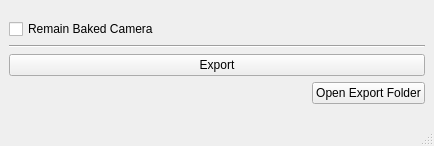
Qt form pycode/ExportCameraAbc/gui.ui (yocineman/ND_AssetExporter) before a commit.
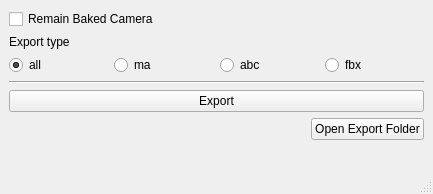
The same form after that commit.

Commit message: exporter, cam_export確認

Diff of the .ui file:
```diff
--- a/pycode/ExportCameraAbc/gui.ui
+++ b/pycode/ExportCameraAbc/gui.ui
@@ -6,8 +6,8 @@
    <rect>
     <x>0</x>
     <y>0</y>
-    <width>434</width>
-    <height>146</height>
+    <width>433</width>
+    <height>194</height>
    </rect>
   </property>
   <property name="windowTitle">
@@ -17,7 +17,21 @@
    <layout class="QVBoxLayout" name="verticalLayout">
     <item>
      <layout class="QGridLayout" name="gridLayout">
-      <item row="3" column="0">
+      <item row="5" column="0">
+       <widget class="QPushButton" name="export_btn">
+        <property name="text">
+         <string>Export</string>
+        </property>
+       </widget>
+      </item>
+      <item row="0" column="0">
+       <widget class="QCheckBox" name="ramain_cam_chk">
+        <property name="text">
+         <string>Remain Baked Camera</string>
+        </property>
+       </widget>
+      </item>
+      <item row="6" column="0">
        <layout class="QHBoxLayout" name="horizontalLayout">
         <item>
          <spacer name="horizontalSpacer">
@@ -41,27 +55,80 @@
         </item>
        </layout>
       </item>
-      <item row="1" column="0">
+      <item row="7" column="0">
+       <spacer name="verticalSpacer">
+        <property name="orientation">
+         <enum>Qt::Vertical</enum>
+        </property>
+        <property name="sizeHint" stdset="0">
+         <size>
+          <width>20</width>
+          <height>40</height>
+         </size>
+        </property>
+       </spacer>
+      </item>
+      <item row="3" column="0">
+       <layout class="QHBoxLayout" name="horizontalLayout_2">
+        <item>
+         <widget class="QRadioButton" name="all_exp_type_radio">
+          <property name="text">
+           <string>all</string>
+          </property>
+          <property name="checked">
+           <bool>true</bool>
+          </property>
+          <attribute name="buttonGroup">
+           <string notr="true">ext_group</string>
+          </attribute>
+         </widget>
+        </item>
+        <item>
+         <widget class="QRadioButton" name="ma_exp_type_radio">
+          <property name="text">
+           <string>ma</string>
+          </property>
+          <attribute name="buttonGroup">
+           <string notr="true">ext_group</string>
+          </attribute>
+         </widget>
+        </item>
+        <item>
+         <widget class="QRadioButton" name="abc_exp_type_radio">
+          <property name="text">
+           <string>abc</string>
+          </property>
+          <attribute name="buttonGroup">
+           <string notr="true">ext_group</string>
+          </attribute>
+         </widget>
+        </item>
+        <item>
+         <widget class="QRadioButton" name="fbx_exp_type_radio">
+          <property name="text">
+           <string>fbx</string>
+          </property>
+          <attribute name="buttonGroup">
+           <string notr="true">ext_group</string>
+          </attribute>
+         </widget>
+        </item>
+       </layout>
+      </item>
+      <item row="2" column="0">
+       <widget class="QLabel" name="label">
+        <property name="text">
+         <string>Export type</string>
+        </property>
+       </widget>
+      </item>
+      <item row="4" column="0">
        <widget class="Line" name="line">
         <property name="orientation">
          <enum>Qt::Horizontal</enum>
         </property>
        </widget>
       </item>
-      <item row="0" column="0">
-       <widget class="QCheckBox" name="ramain_cam_chk">
-        <property name="text">
-         <string>Remain Baked Camera</string>
-        </property>
-       </widget>
-      </item>
-      <item row="2" column="0">
-       <widget class="QPushButton" name="export_btn">
-        <property name="text">
-         <string>Export</string>
-        </property>
-       </widget>
-      </item>
      </layout>
     </item>
    </layout>
```
Left out of the diff: 5 changed lines with no effect on the pictures. The commit also changes 4 other files.
